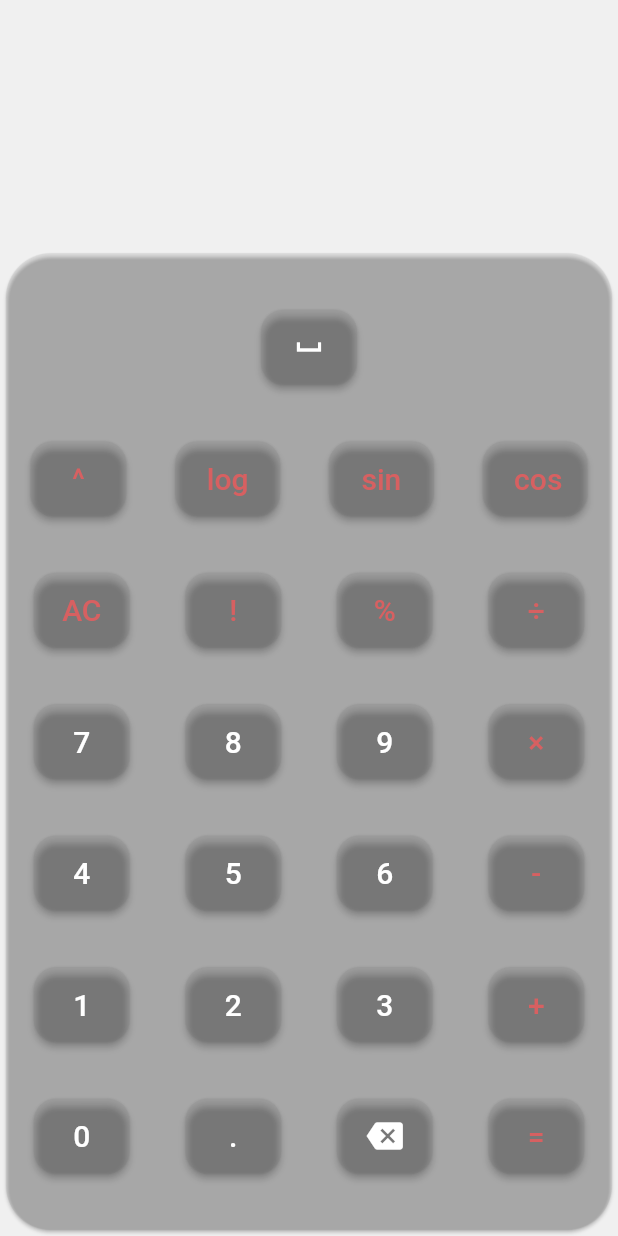
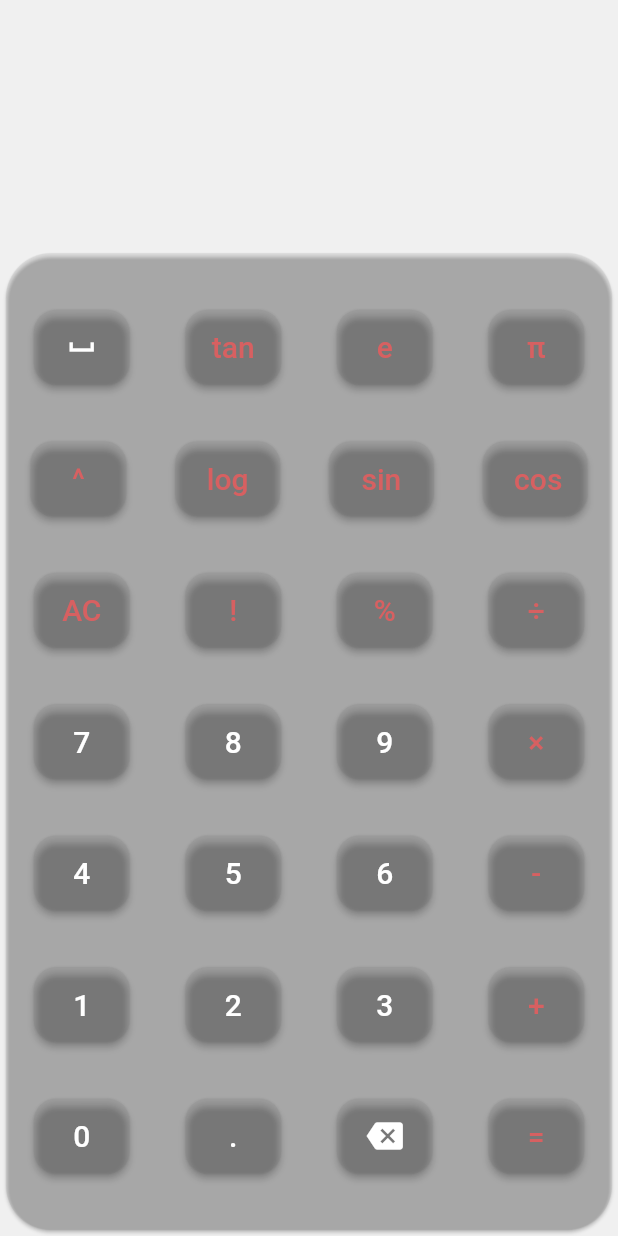
Before and after one commit to C0MPL3XDEV/n_calc, a Flutter app: the screen it shows after launch, on a phone screen of 412 x 824 dp. Run offline on Flutter 3.47's test engine with Material 2 defaults, Android fonts, the phone set to English and light mode, and no system bars.

Commit message:
finish to develop the gui interface with all buttons and functions.

```diff
--- a/lib/main.dart
+++ b/lib/main.dart
@@ -14,10 +14,15 @@ class MyApp extends StatelessWidget {
     return MaterialApp(
       title: 'N Calc',
       theme: ThemeData(
+        brightness: Brightness.light,
         primarySwatch: Colors.green,
-        backgroundColor: Colors.black,
+        toggleableActiveColor: Colors.green,
       ),
-      themeMode: ThemeMode.system,
+      darkTheme: ThemeData(
+        brightness: Brightness.dark,
+        primarySwatch: Colors.green,
+        toggleableActiveColor: Colors.green,
+      ),
       home: const CalcPage(),
     );
   }
--- a/lib/pages/calc.dart
+++ b/lib/pages/calc.dart
@@ -67,6 +67,69 @@ class _CalcPageState extends State<CalcPage> {
                             ),
                           ),
                           child: const Icon(Icons.space_bar),
+                        ),
+                        ElevatedButton(
+                          onPressed: () {
+                            setState(() {
+                              enteredText += " tan ";
+                            });
+                          },
+                          style: ElevatedButton.styleFrom(
+                            backgroundColor: const Color(0x1A696969),
+                            fixedSize: const Size(50, 50),
+                            shape: RoundedRectangleBorder(
+                              borderRadius: BorderRadius.circular(15.0),
+                            ),
+                          ),
+                          child: const Text(
+                            'tan',
+                            style: TextStyle(
+                              color: Color(0xffD76061),
+                              fontSize: 20,
+                            ),
+                          ),
+                        ),
+                        ElevatedButton(
+                          onPressed: () {
+                            setState(() {
+                              enteredText += 'e';
+                            });
+                          },
+                          style: ElevatedButton.styleFrom(
+                            backgroundColor: const Color(0x1A696969),
+                            fixedSize: const Size(50, 50),
+                            shape: RoundedRectangleBorder(
+                              borderRadius: BorderRadius.circular(15.0),
+                            ),
+                          ),
+                          child: const Text(
+                            'e',
+                            style: TextStyle(
+                              color: Color(0xffD76061),
+                              fontSize: 20,
+                            ),
+                          ),
+                        ),
+                        ElevatedButton(
+                          onPressed: () {
+                            setState(() {
+                              enteredText += 'pi';
+                            });
+                          },
+                          style: ElevatedButton.styleFrom(
+                            backgroundColor: const Color(0x1A696969),
+                            fixedSize: const Size(50, 50),
+                            shape: RoundedRectangleBorder(
+                              borderRadius: BorderRadius.circular(15.0),
+                            ),
+                          ),
+                          child: const Text(
+                            'π',
+                            style: TextStyle(
+                              color: Color(0xffD76061),
+                              fontSize: 20,
+                            ),
+                          ),
                         ),
                       ],
                     ),
```
